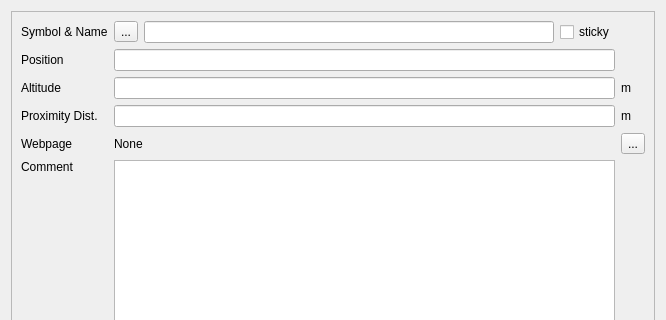
Old version of the form src/IDlgEditWpt.ui in the repository ntruchsess/QLandkarteGT; both pictures show x 0 to 666 and y 0 to 320 of the 666 by 582 pixel window.
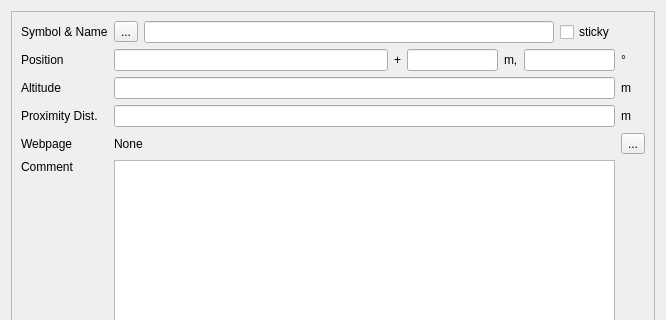
New version of the form.

```diff
--- a/src/IDlgEditWpt.ui
+++ b/src/IDlgEditWpt.ui
@@ -58,7 +58,59 @@
        </widget>
       </item>
       <item row="1" column="1" >
-       <widget class="QLineEdit" name="linePosition" />
+       <layout class="QHBoxLayout" >
+        <item>
+         <widget class="QLineEdit" name="linePosition" >
+          <property name="sizePolicy" >
+           <sizepolicy vsizetype="Fixed" hsizetype="Expanding" >
+            <horstretch>3</horstretch>
+            <verstretch>0</verstretch>
+           </sizepolicy>
+          </property>
+         </widget>
+        </item>
+        <item>
+         <widget class="QLabel" name="label_9" >
+          <property name="text" >
+           <string>+</string>
+          </property>
+         </widget>
+        </item>
+        <item>
+         <widget class="QLineEdit" name="lineDistance" >
+          <property name="sizePolicy" >
+           <sizepolicy vsizetype="Fixed" hsizetype="Expanding" >
+            <horstretch>1</horstretch>
+            <verstretch>0</verstretch>
+           </sizepolicy>
+          </property>
+         </widget>
+        </item>
+        <item>
+         <widget class="QLabel" name="label_11" >
+          <property name="text" >
+           <string>m,</string>
+          </property>
+         </widget>
+        </item>
+        <item>
+         <widget class="QLineEdit" name="lineBearing" >
+          <property name="sizePolicy" >
+           <sizepolicy vsizetype="Fixed" hsizetype="Expanding" >
+            <horstretch>1</horstretch>
+            <verstretch>0</verstretch>
+           </sizepolicy>
+          </property>
+         </widget>
+        </item>
+       </layout>
+      </item>
+      <item row="1" column="2" >
+       <widget class="QLabel" name="label_12" >
+        <property name="text" >
+         <string>°</string>
+        </property>
+       </widget>
       </item>
       <item row="2" column="0" >
        <widget class="QLabel" name="label_3" >
```
